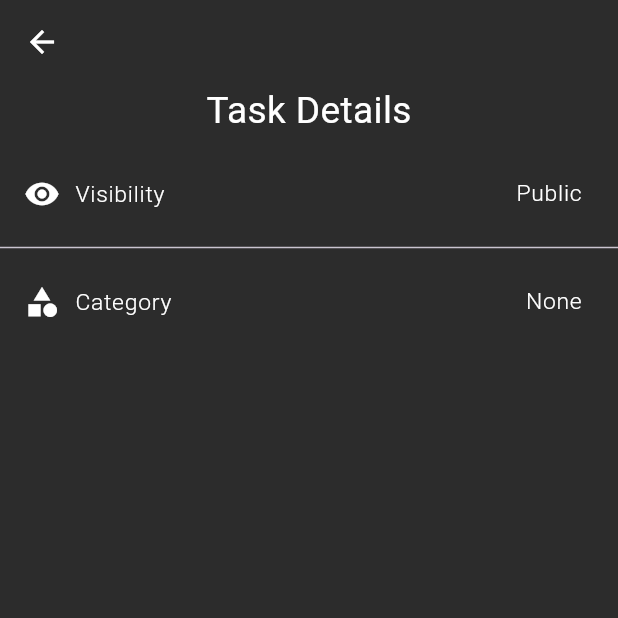
After one commit to diandrakina/selamat_application, a Flutter app: the VisibilityPage screen opened directly, on a phone screen of 412 x 824 dp, the top half of it. The commit adds this screen. Run offline on Flutter 3.47's test engine with Material 3 defaults, Android fonts, the phone set to English and light mode, and no system bars; our stand-ins replace cached_network_image, carousel_slider, fl_chart, flutter_svg, font_awesome_flutter and 3 more; missing offline and left inert: dart:ffi; Roboto replaces fonts that are missing (SamsungSans).

Commit message:
joel commit visibility page

```diff
--- /dev/null
+++ b/lib/pages/schedule_page/visibilityPage.dart
@@ -0,0 +1,63 @@
+import 'package:carousel_slider/carousel_slider.dart';
+import 'package:flutter/material.dart';
+import 'package:selamat_application/styles/styles.dart';
+import 'package:selamat_application/widget/navbar.dart';
+import 'package:selamat_application/widget/searchBar.dart';
+import 'package:selamat_application/widget/widget_discovery/container_habits.dart';
+import 'package:selamat_application/widget/widget_discovery/container_profile_psikolog.dart';
+import 'package:selamat_application/widget/widget_login_register/customElevatedButton.dart';
+
+class VisibilityPage extends StatelessWidget {
+  const VisibilityPage({super.key});
+
+  @override
+  Widget build(BuildContext context) {
+    return SafeArea(
+        child: Scaffold(
+            appBar: AppBar(
+              backgroundColor: AppColors.bgDarkMode,
+              leading: Icon(
+                Icons.arrow_back,
+                color: AppColors.white,
+              ),
+            ),
+            body: Column(children: [
+              Text(
+                'Task Details',
+                style: TextStyles.GR_24_title_regular,
+              ),
+              SizedBox(height: 10),
+              ListTile(
+                title: Row(
+                  children: [
+                    Icon(Icons.visibility, color: AppColors.white),
+                    SizedBox(width: 10),
+                    Text('Visibility', style: TextStyles.GR_16_light),
+                  ],
+                ),
+                trailing: Text('Public',
+                    style: TextStyles
+                        .GR_16_light), // Add your logic for language selection here
+                onTap: () {
+                  // Add logic for language selection here
+                },
+              ),
+              Divider(),
+              ListTile(
+                title: Row(
+                  children: [
+                    Icon(Icons.category, color: AppColors.white),
+                    SizedBox(width: 10),
+                    Text('Category', style: TextStyles.GR_16_light),
+                  ],
+                ),
+                trailing: Text('None',
+                    style: TextStyles
+                        .GR_16_light), // Add your logic for language selection here
+                onTap: () {
+                  // Add logic for language selection here
+                },
+              ),
+            ])));
+  }
+}
```
Also changed, not shown: lib/pages/schedule_page/toDoList.dart (+6 -54 lines).
